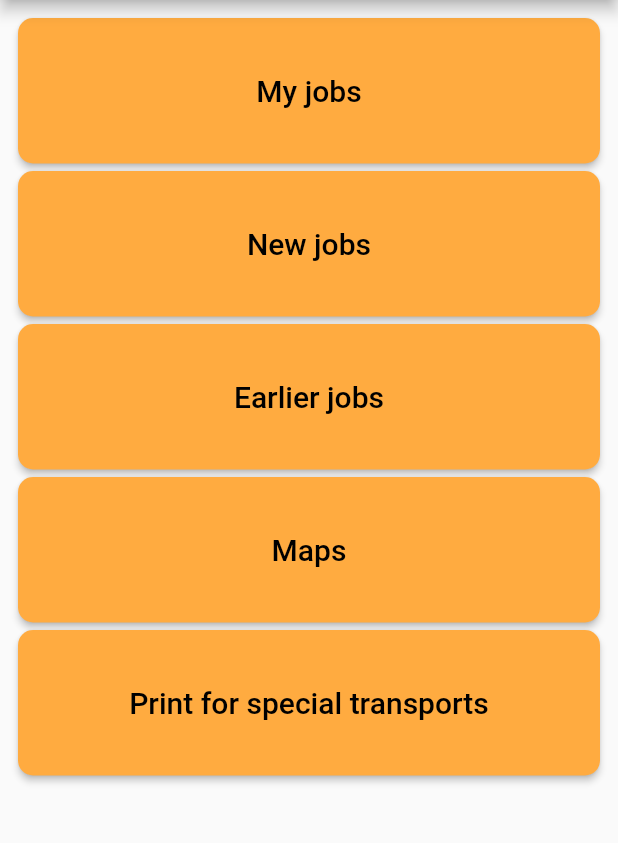
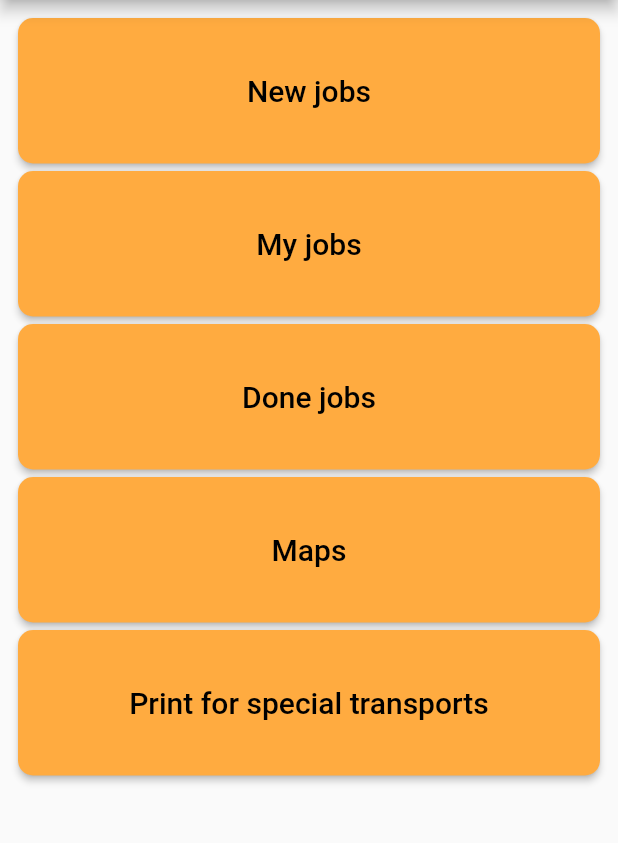
Before and after one commit to jogjensen/BPCDesign, a Flutter app: the menuPage screen opened directly, on a phone screen of 412 x 824 dp, the part 84-927 px from its top. Run offline on Flutter 3.47's test engine with Material 2 defaults, Android fonts, the phone set to English and light mode, and no system bars; our stand-ins replace shared_preferences; accounts and stored records are empty.

Commit message:
Added permission and fixed new jobs page

```diff
--- a/lib/Menu/menupage.dart
+++ b/lib/Menu/menupage.dart
@@ -32,6 +32,17 @@ class menuPage extends StatelessWidget {
 
             children: <Widget>[
               ElevatedButton(
+                child: const Text('New jobs', style: TextStyle(fontSize: 20),),
+                style: ElevatedButton.styleFrom(primary: Colors.orangeAccent, shape: border),
+                onPressed: () {
+                  Navigator.push(
+                    context,
+                    MaterialPageRoute(builder: (context) => NewJobsPage()),
+                  );
+                },
+              ),
+
+              ElevatedButton(
                 child: const Text('My jobs', style: TextStyle(fontSize: 20),),
                 style: ElevatedButton.styleFrom(primary: Colors.orangeAccent, shape: border),
                 onPressed: () {
@@ -41,18 +52,9 @@ class menuPage extends StatelessWidget {
                   );
                 },
               ),
+
               ElevatedButton(
-                child: const Text('New jobs', style: TextStyle(fontSize: 20),),
-                style: ElevatedButton.styleFrom(primary: Colors.orangeAccent, shape: border),
-                onPressed: () {
-                  Navigator.push(
-                    context,
-                    MaterialPageRoute(builder: (context) => NewJobsPage()),
-                  );
-                },
-              ),
-              ElevatedButton(
-                child: const Text('Earlier jobs', style: TextStyle(fontSize: 20),),
+                child: const Text('Done jobs', style: TextStyle(fontSize: 20),),
                 style: ElevatedButton.styleFrom(primary: Colors.orangeAccent, shape: border),
                 onPressed: () {
                   Navigator.push(
--- a/lib/jobpages/NewJob/newjobs.dart
+++ b/lib/jobpages/NewJob/newjobs.dart
@@ -22,6 +22,7 @@ class _NewJobsPageState extends State<NewJobsPage> {
   Widget build(BuildContext context) {
     return Scaffold(
       backgroundColor: Colors.white,
+
       /// drawer: NavigationDrawerWidget(),
       appBar: AppBar(
         title: const Text('New jobs'),
@@ -42,7 +43,6 @@ class _NewJobsPageState extends State<NewJobsPage> {
                   "if you press a job, more information will be displayed",
                   textAlign: TextAlign.center,
                   style: TextStyle(fontSize: 25),
-
                 ),
               ),
             ),
```
Also changed, not shown: 1 other file. Lines whose indentation alone changed are shown as unchanged.
